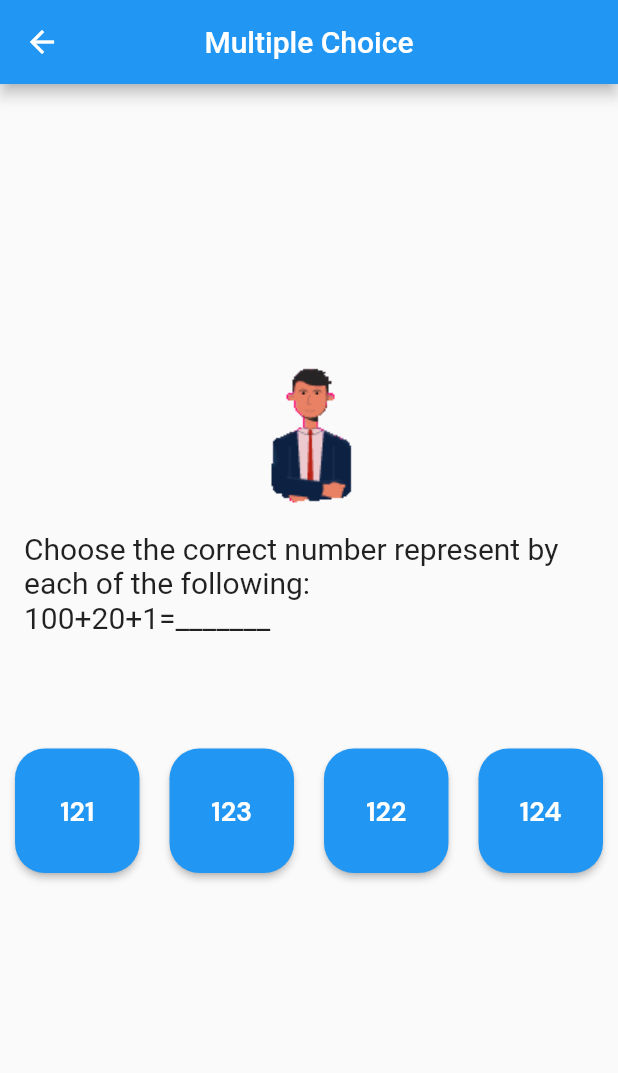
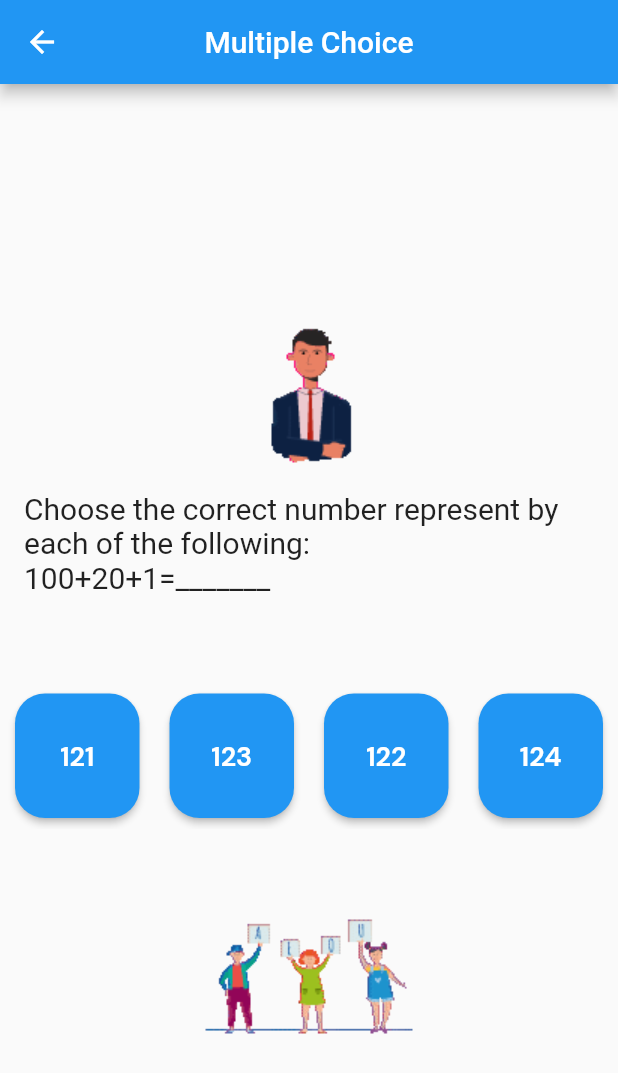
Before and after one commit to lansoyyy/math_app, a Flutter app: the MultipleChoicePage screen opened directly, on a phone screen of 412 x 824 dp. Shown: the top 1073 px of the screen. Run offline on Flutter 3.47's test engine with Material 2 defaults, Android fonts, the phone set to English and light mode, and no system bars; drawn by our look-alikes of animated_text_kit; our stand-ins replace confetti, fluttertoast, get, just_audio, video_player; missing offline and left inert: easy_pdf_viewer, flutter_screen_wake, flutter_volume_controller.

Commit message:
added revision

```diff
--- a/lib/screens/pages/multiple_choice_dialog.dart
+++ b/lib/screens/pages/multiple_choice_dialog.dart
@@ -1,6 +1,5 @@
 import 'dart:async';
 
-import 'package:animated_text_kit/animated_text_kit.dart';
 import 'package:confetti/confetti.dart';
 import 'package:flutter/material.dart';
 import 'package:just_audio/just_audio.dart';
@@ -242,9 +241,14 @@ Which number correctly completes the questions?
             ),
 
             _buildQuestion(),
-            const SizedBox(height: 20),
+            const SizedBox(height: 10),
             _buildOptions(),
-            const SizedBox(height: 20),
+            const SizedBox(height: 10),
+
+            Image.asset(
+              'assets/images/Animation - 1710372996566.gif',
+              width: 250,
+            ),
             // _buildNextButton(),
           ],
         ),
@@ -269,7 +273,7 @@ Which number correctly completes the questions?
 
   Widget _buildOptions() {
     return SizedBox(
-      height: 200,
+      height: 100,
       child: GridView.builder(
         itemCount: 4,
         gridDelegate:
@@ -288,20 +292,11 @@ Which number correctly completes the questions?
                 ),
                 backgroundColor: Colors.blue, // Customize the button color
               ),
-              child: AnimatedTextKit(
-                repeatForever: true,
-                animatedTexts: [
-                  WavyAnimatedText(_options[_currentQuestionIndex][index],
-                      textStyle: const TextStyle(
-                        fontFamily: 'Bold',
-                        fontSize: 18,
-                      )),
-                ],
-                isRepeatingAnimation: true,
-                onTap: () {
-                  _checkAnswer(_options[_currentQuestionIndex][index]);
-                },
-              ),
+              child: Text(_options[_currentQuestionIndex][index],
+                  style: const TextStyle(
+                    fontFamily: 'Bold',
+                    fontSize: 18,
+                  )),
             ),
           );
         },
```
Also changed, not shown: lib/screens/pages/quiz_time_page.dart (+11 -18 lines), lib/screens/pages/video_page.dart (+8 -3 lines), assets/images/Animation - 1710372996566.gif (added).
